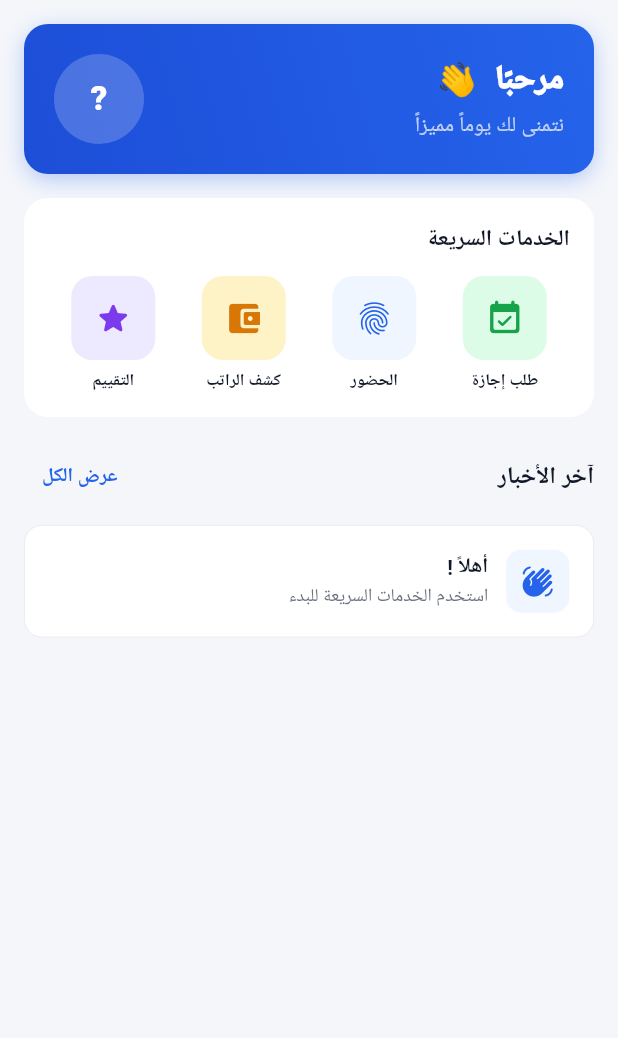
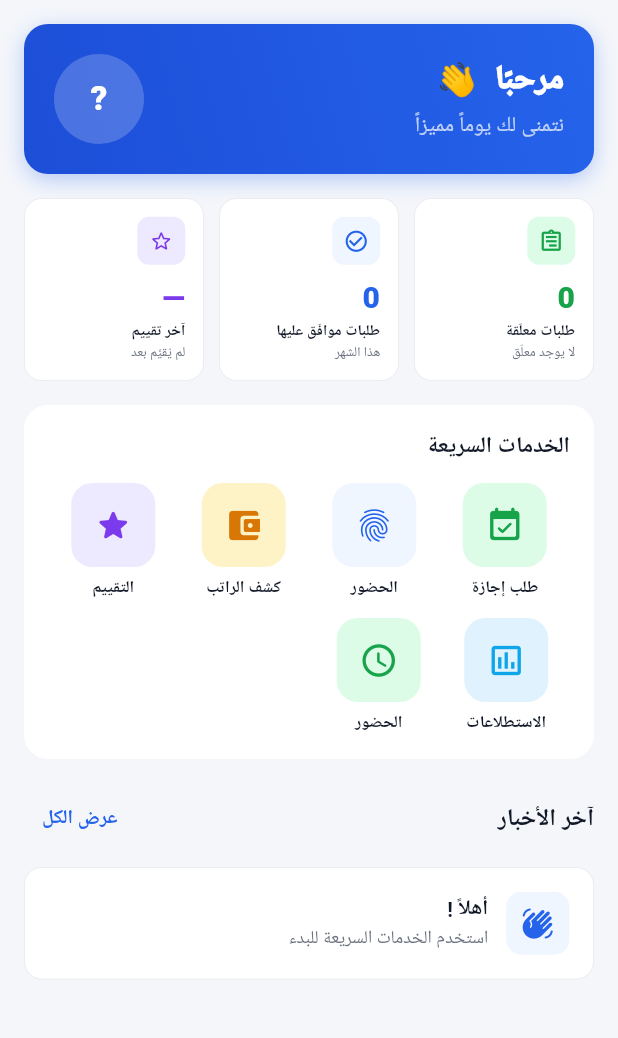
Before and after one commit to MostafaShehab2000/talentstan-, a Flutter app: the _HomeTab screen opened directly, on a phone screen of 412 x 824 dp, the part 84-1122 px from its top. Run offline on Flutter 3.47's test engine with Material 3 defaults, Android fonts, the phone set to English and light mode, and no system bars; our stand-ins replace dio, firebase_core, firebase_messaging, flutter_local_notifications, flutter_secure_storage, socket_io_client; accounts and stored records are empty; network calls fail; Roboto replaces fonts that are missing (Cairo).

Commit message:
feat: dashboard widgets (pending/approved/appraisal) + surveys mobile screen + quick actions

```diff
--- a/apps/mobile_employee/lib/screens/home/home_screen.dart
+++ b/apps/mobile_employee/lib/screens/home/home_screen.dart
@@ -11,6 +11,7 @@ import '../attendance/attendance_screen.dart';
 import '../manager/manager_screen.dart';
 import '../appraisal/appraisal_screen.dart';
 import '../chat/chat_screen.dart';
+import '../surveys/surveys_screen.dart';
 
 // ─── Shell ────────────────────────────────────────────────────────────────────
 
@@ -132,6 +133,8 @@ class _HomeTab extends StatefulWidget {
 class _HomeTabState extends State<_HomeTab> {
   Map<String, dynamic>? _profile;
   List<dynamic> _announcements = [];
+  List<dynamic> _appraisals    = [];
+  int _pendingRequests = 0;
   bool _loading = true;
 
   @override
@@ -141,14 +144,20 @@ class _HomeTabState extends State<_HomeTab> {
     try {
       final api  = ApiClient().dio;
       final user = context.read<AuthProvider>().user!;
-      final [profRes, leaveRes] = await Future.wait([
+      final results = await Future.wait([
         api.get('/employees/${user.id}'),
-        api.get('/leave/requests/me', queryParameters: {'limit': 3}),
+        api.get('/leave/requests/me', queryParameters: {'limit': 5}),
+        api.get('/appraisal/me'),
       ]);
+      final leaveData = results[1].data is List ? results[1].data : (results[1].data['data'] ?? []);
+      final appraisalData = results[2].data is List ? results[2].data : (results[2].data['data'] ?? []);
+      final pending = (leaveData as List).where((r) => r['status'] == 'submitted' || r['status'] == 'in_review').length;
       if (mounted) setState(() {
-        _profile       = profRes.data;
-        _announcements = leaveRes.data is List ? leaveRes.data : (leaveRes.data['data'] ?? []);
-        _loading       = false;
+        _profile         = results[0].data;
+        _announcements   = leaveData;
+        _appraisals      = appraisalData;
+        _pendingRequests = pending;
+        _loading         = false;
       });
     } catch (_) {
       if (mounted) setState(() => _loading = false);
@@ -168,6 +177,13 @@ class _HomeTabState extends State<_HomeTab> {
           SliverToBoxAdapter(child: Column(children: [
             _GreetingCard(user: user, profile: _profile),
             const SizedBox(height: 16),
+            _DashboardWidgets(
+              loading: _loading,
+              announcements: _announcements,
+              appraisals: _appraisals,
+              pendingRequests: _pendingRequests,
+            ),
+            const SizedBox(height: 16),
             _QuickActions(profile: _profile),
             const SizedBox(height: 16),
             _NewsSection(loading: _loading, items: _announcements, user: user),
@@ -177,6 +193,82 @@ class _HomeTabState extends State<_HomeTab> {
       ),
     );
   }
+}
+
+// ─── Dashboard Widgets ────────────────────────────────────────────────────────
+
+class _DashboardWidgets extends StatelessWidget {
+  final bool loading;
+  final List<dynamic> announcements;
+  final List<dynamic> appraisals;
+  final int pendingRequests;
+  const _DashboardWidgets({required this.loading, required this.announcements, required this.appraisals, required this.pendingRequests});
+
+  @override
+  Widget build(BuildContext context) {
+    if (loading) return const SizedBox(
+      height: 100,
+      child: Center(child: CircularProgressIndicator(color: kPrimary, strokeWidth: 2)),
+    );
+
+    final approved = announcements.where((r) => r['status'] == 'approved').length;
+    final lastAppraisal = appraisals.isNotEmpty ? appraisals.first : null;
+    final lastScore = lastAppraisal?['selfScore'];
+    final lastCycleName = lastAppraisal?['cycle']?['name'] ?? '—';
+
+    return Padding(
+      padding: const EdgeInsets.symmetric(horizontal: 16),
+      child: Row(children: [
+        Expanded(child: _Widget(
+          icon: Icons.assignment_outlined,
+          color: pendingRequests > 0 ? kWarning : kSuccess,
+          bg: pendingRequests > 0 ? kWarningLight : kSuccessLight,
+          label: 'طلبات معلّقة',
+          value: '$pendingRequests',
+          sub: pendingRequests > 0 ? 'تنتظر المراجعة' : 'لا يوجد معلّق',
+        )),
+        const SizedBox(width: 10),
+        Expanded(child: _Widget(
+          icon: Icons.check_circle_outline,
+          color: kPrimary,
+          bg: kPrimaryLight,
+          label: 'طلبات موافَق عليها',
+          value: '$approved',
+          sub: 'هذا الشهر',
+        )),
+        const SizedBox(width: 10),
+        Expanded(child: _Widget(
+          icon: Icons.star_outline_rounded,
+          color: kPurple,
+          bg: kPurpleLight,
+          label: 'آخر تقييم',
+          value: lastScore != null ? '${double.tryParse(lastScore.toString())?.round()}%' : '—',
+          sub: lastScore != null ? lastCycleName : 'لم يُقيَّم بعد',
+        )),
+      ]),
+    );
+  }
+}
+
+class _Widget extends StatelessWidget {
+  final IconData icon;
+  final Color color, bg;
+  final String label, value, sub;
+  const _Widget({required this.icon, required this.color, required this.bg, required this.label, required this.value, required this.sub});
+
+  @override
+  Widget build(BuildContext context) => Container(
+    padding: const EdgeInsets.all(12),
+    decoration: BoxDecoration(color: Colors.white, borderRadius: BorderRadius.circular(12), border: Border.all(color: kBorder, width: 0.5)),
+    child: Column(crossAxisAlignment: CrossAxisAlignment.start, children: [
+      Container(width: 32, height: 32, decoration: BoxDecoration(color: bg, borderRadius: BorderRadius.circular(8)),
+        child: Icon(icon, color: color, size: 17)),
+      const SizedBox(height: 8),
+      Text(value, style: TextStyle(fontSize: 20, fontWeight: FontWeight.w900, color: color)),
+      Text(label, style: const TextStyle(fontSize: 10, fontWeight: FontWeight.w600, color: kText), maxLines: 1, overflow: TextOverflow.ellipsis),
+      Text(sub, style: const TextStyle(fontSize: 9, color: kTextSub), maxLines: 1, overflow: TextOverflow.ellipsis),
+    ]),
+  );
 }
 
 // ─── App Bar ─────────────────────────────────────────────────────────────────
@@ -364,6 +456,25 @@ class _QuickActions extends StatelessWidget {
             onTap: () => Navigator.push(context, MaterialPageRoute(builder: (_) => const AppraisalScreen())),
           ),
         ]),
+        const SizedBox(height: 12),
+        Row(mainAxisAlignment: MainAxisAlignment.spaceAround, children: [
+          _QuickBtn(
+            icon: Icons.poll_outlined,
+            label: 'الاستطلاعات',
+            color: const Color(0xFF0EA5E9),
+            bgColor: const Color(0xFFE0F2FE),
+            onTap: () => Navigator.push(context, MaterialPageRoute(builder: (_) => const SurveysScreen())),
+          ),
+          _QuickBtn(
+            icon: Icons.access_time_rounded,
+            label: 'الحضور',
+            color: kSuccess,
+            bgColor: kSuccessLight,
+            onTap: () => Navigator.push(context, MaterialPageRoute(builder: (_) => const AttendanceScreen())),
+          ),
+          const SizedBox(width: 60),
+          const SizedBox(width: 60),
+        ]),
       ]),
     );
   }
```
Also changed, not shown: apps/mobile_employee/lib/screens/surveys/surveys_screen.dart (added, +342 -0 lines).
